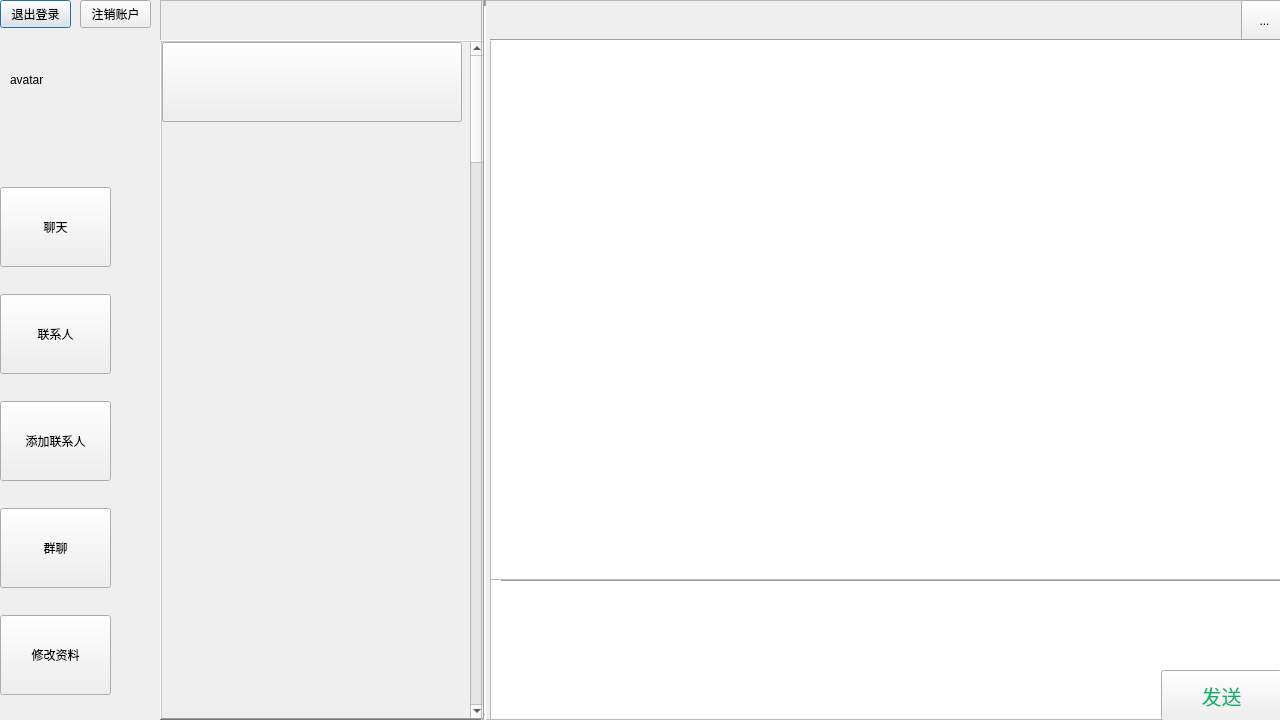
Qt form Ui/chat/chatUi.ui (LC044/DB_Chat) before a commit.
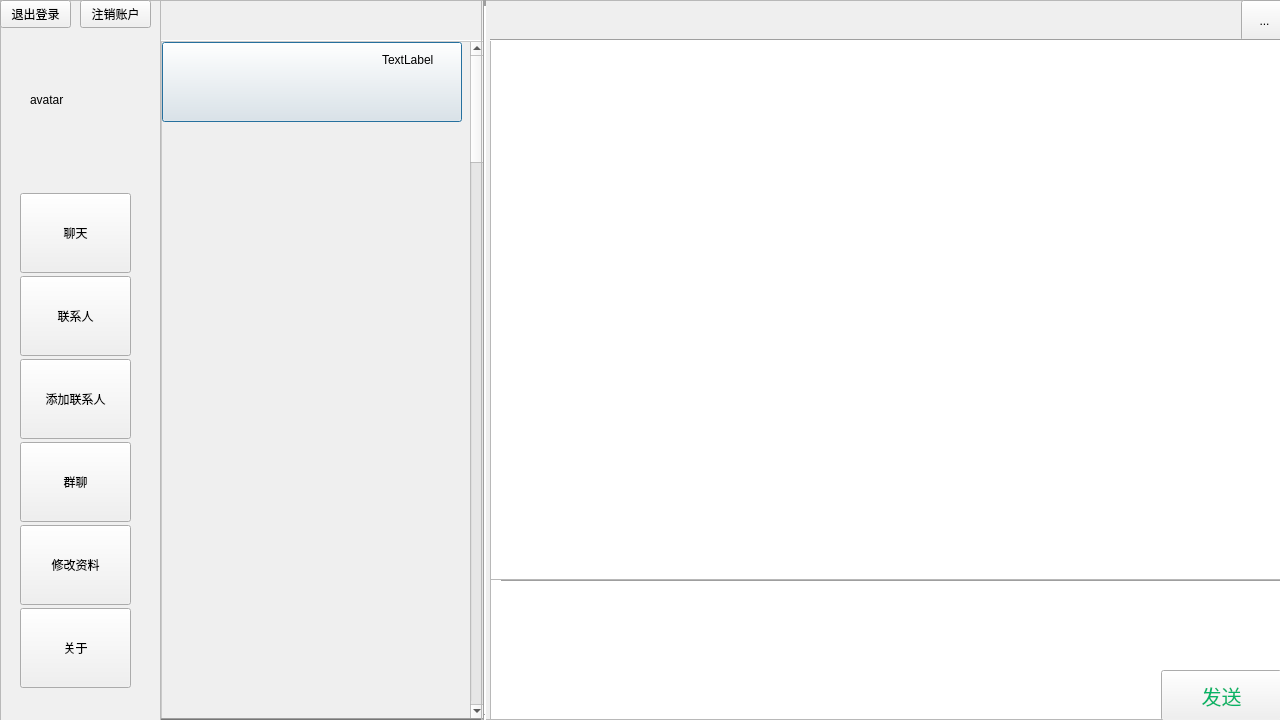
The same form after that commit.

What changed in the file:
```diff
--- a/Ui/chat/chatUi.ui
+++ b/Ui/chat/chatUi.ui
@@ -19,112 +19,6 @@
   <property name="autoFillBackground">
    <bool>false</bool>
   </property>
-  <widget class="QPushButton" name="sign_up">
-   <property name="geometry">
-    <rect>
-     <x>0</x>
-     <y>0</y>
-     <width>71</width>
-     <height>28</height>
-    </rect>
-   </property>
-   <property name="text">
-    <string>退出登录</string>
-   </property>
-  </widget>
-  <widget class="QWidget" name="verticalLayoutWidget">
-   <property name="geometry">
-    <rect>
-     <x>0</x>
-     <y>160</y>
-     <width>111</width>
-     <height>562</height>
-    </rect>
-   </property>
-   <layout class="QVBoxLayout" name="verticalLayout_2" stretch="1,0,1,0,1">
-    <property name="spacing">
-     <number>0</number>
-    </property>
-    <item>
-     <widget class="QPushButton" name="btn_chat">
-      <property name="minimumSize">
-       <size>
-        <width>0</width>
-        <height>80</height>
-       </size>
-      </property>
-      <property name="text">
-       <string>聊天</string>
-      </property>
-     </widget>
-    </item>
-    <item>
-     <widget class="QPushButton" name="btn_contact">
-      <property name="minimumSize">
-       <size>
-        <width>0</width>
-        <height>80</height>
-       </size>
-      </property>
-      <property name="text">
-       <string>联系人</string>
-      </property>
-     </widget>
-    </item>
-    <item>
-     <widget class="QPushButton" name="btn_addC">
-      <property name="minimumSize">
-       <size>
-        <width>0</width>
-        <height>80</height>
-       </size>
-      </property>
-      <property name="text">
-       <string>添加联系人</string>
-      </property>
-     </widget>
-    </item>
-    <item>
-     <widget class="QPushButton" name="btn_add_group">
-      <property name="minimumSize">
-       <size>
-        <width>0</width>
-        <height>80</height>
-       </size>
-      </property>
-      <property name="text">
-       <string>群聊</string>
-      </property>
-     </widget>
-    </item>
-    <item>
-     <widget class="QPushButton" name="btn_update_myinfo">
-      <property name="minimumSize">
-       <size>
-        <width>100</width>
-        <height>80</height>
-       </size>
-      </property>
-      <property name="text">
-       <string>修改资料</string>
-      </property>
-     </widget>
-    </item>
-   </layout>
-  </widget>
-  <widget class="QLabel" name="myavatar">
-   <property name="geometry">
-    <rect>
-     <x>10</x>
-     <y>30</y>
-     <width>100</width>
-     <height>100</height>
-    </rect>
-   </property>
-   <property name="text">
-    <string>avatar</string>
-   </property>
-  </widget>
   <widget class="QFrame" name="frame_3">
    <property name="geometry">
     <rect>
@@ -231,6 +125,19 @@
         </size>
        </property>
       </widget>
+      <widget class="QLabel" name="label">
+       <property name="geometry">
+        <rect>
+         <x>220</x>
+         <y>10</y>
+         <width>72</width>
+         <height>15</height>
+        </rect>
+       </property>
+       <property name="text">
+        <string>TextLabel</string>
+       </property>
+      </widget>
      </widget>
     </widget>
     <widget class="QFrame" name="frame">
@@ -412,18 +319,180 @@
     </widget>
    </widget>
   </widget>
-  <widget class="QPushButton" name="btn_destroy">
+  <widget class="QFrame" name="frame_4">
    <property name="geometry">
     <rect>
-     <x>80</x>
+     <x>0</x>
      <y>0</y>
-     <width>71</width>
-     <height>28</height>
+     <width>161</width>
+     <height>721</height>
     </rect>
    </property>
-   <property name="text">
-    <string>注销账户</string>
+   <property name="styleSheet">
+    <string notr="true">background-color:rgb(240,240,240)</string>
    </property>
+   <property name="frameShape">
+    <enum>QFrame::StyledPanel</enum>
+   </property>
+   <property name="frameShadow">
+    <enum>QFrame::Sunken</enum>
+   </property>
+   <widget class="QWidget" name="verticalLayoutWidget">
+    <property name="geometry">
+     <rect>
+      <x>20</x>
+      <y>190</y>
+      <width>111</width>
+      <height>501</height>
+     </rect>
+    </property>
+    <layout class="QVBoxLayout" name="verticalLayout_2" stretch="1,0,1,0,1,0">
+     <property name="spacing">
+      <number>0</number>
+     </property>
+     <item>
+      <widget class="QPushButton" name="btn_chat">
+       <property name="minimumSize">
+        <size>
+         <width>0</width>
+         <height>80</height>
+        </size>
+       </property>
+       <property name="styleSheet">
+        <string notr="true">QPushButton {background-color: rgb(240,240,240);}
+QPushButton:hover{background-color: rgb(209,209,209);}</string>
+       </property>
+       <property name="text">
+        <string>聊天</string>
+       </property>
+      </widget>
+     </item>
+     <item>
+      <widget class="QPushButton" name="btn_contact">
+       <property name="minimumSize">
+        <size>
+         <width>0</width>
+         <height>80</height>
+        </size>
+       </property>
+       <property name="styleSheet">
+        <string notr="true">QPushButton {background-color: rgb(240,240,240);}
+QPushButton:hover{background-color: rgb(209,209,209);}</string>
+       </property>
+       <property name="text">
+        <string>联系人</string>
+       </property>
+      </widget>
+     </item>
+     <item>
+      <widget class="QPushButton" name="btn_addC">
+       <property name="minimumSize">
+        <size>
+         <width>0</width>
+         <height>80</height>
+        </size>
+       </property>
+       <property name="styleSheet">
+        <string notr="true">QPushButton {background-color: rgb(240,240,240);}
+QPushButton:hover{background-color: rgb(209,209,209);}</string>
+       </property>
+       <property name="text">
+        <string>添加联系人</string>
+       </property>
+      </widget>
+     </item>
+     <item>
+      <widget class="QPushButton" name="btn_add_group">
+       <property name="minimumSize">
+        <size>
+         <width>0</width>
+         <height>80</height>
+        </size>
+       </property>
+       <property name="styleSheet">
+        <string notr="true">QPushButton {background-color: rgb(240,240,240);}
+QPushButton:hover{background-color: rgb(209,209,209);}</string>
+       </property>
+       <property name="text">
+        <string>群聊</string>
+       </property>
+      </widget>
+     </item>
+     <item>
+      <widget class="QPushButton" name="btn_update_myinfo">
+       <property name="minimumSize">
+        <size>
+         <width>100</width>
+         <height>80</height>
+        </size>
+       </property>
+       <property name="styleSheet">
+        <string notr="true">QPushButton {background-color: rgb(240,240,240);}
+QPushButton:hover{background-color: rgb(209,209,209);}</string>
+       </property>
+       <property name="text">
+        <string>修改资料</string>
+       </property>
+      </widget>
+     </item>
+     <item>
+      <widget class="QPushButton" name="btn_about">
+       <property name="minimumSize">
+        <size>
+         <width>100</width>
+         <height>80</height>
+        </size>
+       </property>
+       <property name="styleSheet">
+        <string notr="true">QPushButton {background-color: rgb(240,240,240);}
+QPushButton:hover{background-color: rgb(209,209,209);}</string>
+       </property>
+       <property name="text">
+        <string>关于</string>
+       </property>
+      </widget>
+     </item>
+    </layout>
+   </widget>
+   <widget class="QLabel" name="myavatar">
+    <property name="geometry">
+     <rect>
+      <x>30</x>
+      <y>50</y>
+      <width>100</width>
+      <height>100</height>
+     </rect>
+    </property>
+    <property name="text">
+     <string>avatar</string>
+    </property>
+   </widget>
+   <widget class="QPushButton" name="sign_up">
+    <property name="geometry">
+     <rect>
+      <x>0</x>
+      <y>0</y>
+      <width>71</width>
+      <height>28</height>
+     </rect>
+    </property>
+    <property name="text">
+     <string>退出登录</string>
+    </property>
+   </widget>
+   <widget class="QPushButton" name="btn_destroy">
+    <property name="geometry">
+     <rect>
+      <x>80</x>
+      <y>0</y>
+      <width>71</width>
+      <height>28</height>
+     </rect>
+    </property>
+    <property name="text">
+     <string>注销账户</string>
+    </property>
+   </widget>
   </widget>
  </widget>
  <resources/>
```
